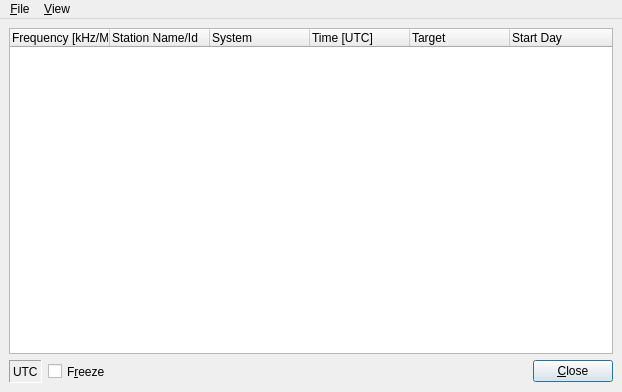
First picture: the form in dream/src/GUI-QT/LiveScheduleWindow.ui, repository mmjee/dream-patched, before the edit.
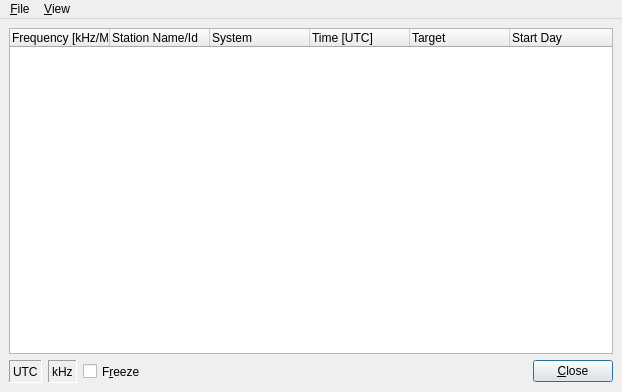
Second picture: the form after the edit. Icons and pictures are not drawn.

Commit message: some live schedule improvements

What changed in the file:
```diff
--- a/dream/src/GUI-QT/LiveScheduleWindow.ui
+++ b/dream/src/GUI-QT/LiveScheduleWindow.ui
@@ -95,6 +95,34 @@
          </property>
         </widget>
        </item>
+      <item>
+       <widget class="QLabel" name="labelFrequency">
+        <property name="sizePolicy">
+         <sizepolicy hsizetype="Minimum" vsizetype="Maximum">
+          <horstretch>0</horstretch>
+          <verstretch>0</verstretch>
+         </sizepolicy>
+        </property>
+        <property name="minimumSize">
+         <size>
+          <width>0</width>
+          <height>23</height>
+         </size>
+        </property>
+        <property name="frameShape">
+         <enum>QFrame::Panel</enum>
+        </property>
+        <property name="frameShadow">
+         <enum>QFrame::Sunken</enum>
+        </property>
+        <property name="text">
+         <string>kHz</string>
+        </property>
+        <property name="textFormat">
+         <enum>Qt::PlainText</enum>
+        </property>
+       </widget>
+      </item>
        <item>
         <widget class="QCheckBox" name="CheckBoxFreeze">
          <property name="sizePolicy">
```
Left out of the diff: 11 changed lines with no effect on the pictures. Lines whose indentation alone changed are shown as unchanged. The commit also changes 9 other files.
